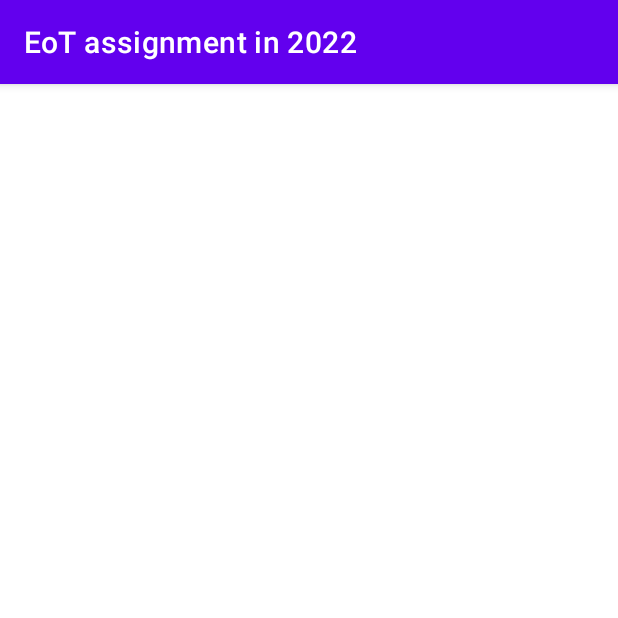
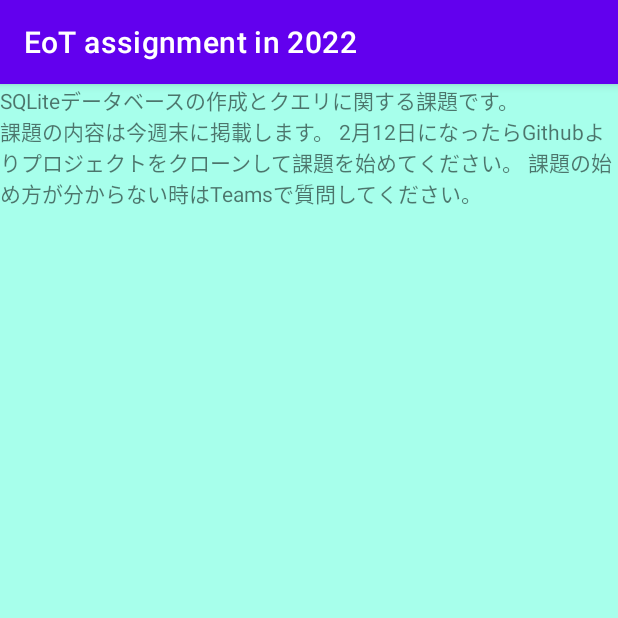
Before and after one commit to TakashiSasaki/EoTAssignment202302, an Android app: the DatabaseActivity screen opened directly, with no data from a screen before it, on a phone screen of 412 x 824 dp, the top half of it. Run offline under Robolectric (Android 15) with nearby library versions, the light colour scheme and no system bars.

Commit message:
5つのアクティビティについての指示文

```diff
--- a/app/src/main/res/layout/activity_database.xml
+++ b/app/src/main/res/layout/activity_database.xml
@@ -1,9 +1,21 @@
 <?xml version="1.0" encoding="utf-8"?>
-<androidx.constraintlayout.widget.ConstraintLayout xmlns:android="http://schemas.android.com/apk/res/android"
-    xmlns:app="http://schemas.android.com/apk/res-auto"
-    xmlns:tools="http://schemas.android.com/tools"
-    android:layout_width="match_parent"
-    android:layout_height="match_parent"
-    tools:context="com.example.toeassignment202302.DatabaseActivity">
+<LinearLayout xmlns:android="http://schemas.android.com/apk/res/android"
+              xmlns:tools="http://schemas.android.com/tools"
+              android:layout_width="match_parent"
+              android:layout_height="match_parent"
+              android:background="@color/blue"
+              android:orientation="vertical">
 
-</androidx.constraintlayout.widget.ConstraintLayout>
+    <TextView
+        android:layout_width="wrap_content"
+        android:layout_height="wrap_content"
+        android:text="SQLiteデータベースの作成とクエリに関する課題です。"
+        tools:ignore="HardcodedText" />
+
+    <TextView
+        android:layout_width="wrap_content"
+        android:layout_height="wrap_content"
+        android:text="@string/_2_12_github_teams" />
+
+
+</LinearLayout>
--- a/app/src/main/res/values/colors.xml
+++ b/app/src/main/res/values/colors.xml
@@ -7,6 +7,7 @@
     <color name="teal_700">#FF018786</color>
     <color name="black">#FF000000</color>
     <color name="white">#FFFFFFFF</color>
-    <color name="pink">#FBD3D3</color>
-    <color name="green">#619EFF6A</color>
+    <color name="pink">#FFBAD1</color>
+    <color name="green">#CCFF90</color>
+    <color name="blue">#A7FFEB</color>
 </resources>
--- a/app/src/main/res/values/strings.xml
+++ b/app/src/main/res/values/strings.xml
@@ -1,3 +1,4 @@
 <resources>
     <string name="app_name">EoT assignment in 2022</string>
+    <string name="_2_12_github_teams">課題の内容は今週末に掲載します。 2月12日になったらGithubよりプロジェクトをクローンして課題を始めてください。 課題の始め方が分からない時はTeamsで質問してください。</string>
 </resources>
```
Also changed, not shown: app/src/main/res/layout/activity_fragment.xml (+19 -7 lines), app/src/main/res/layout/activity_list_view.xml (+19 -7 lines), app/src/main/res/layout/activity_media.xml (+19 -7 lines), app/src/main/res/layout/activity_menu.xml (+19 -7 lines).
